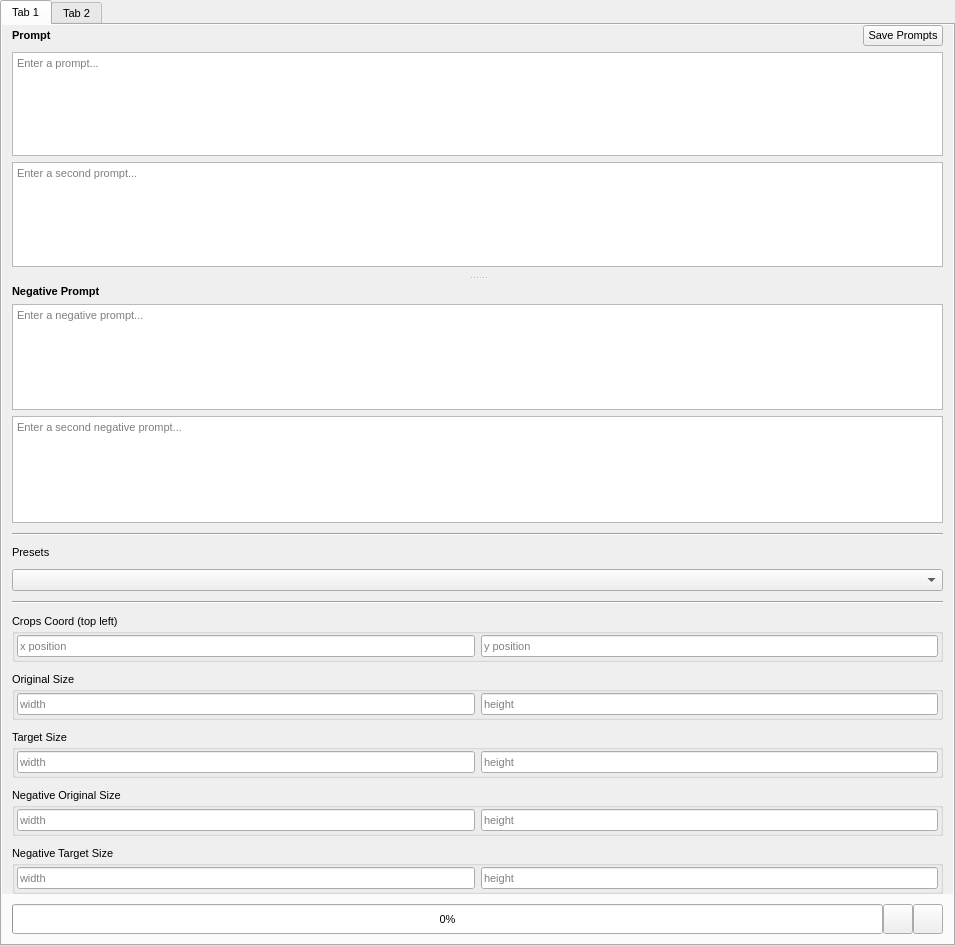
Above: src/airunner/widgets/generator_form/templates/generatorform.ui from Capsize-Games/airunner before the change. Below: the same form after it.
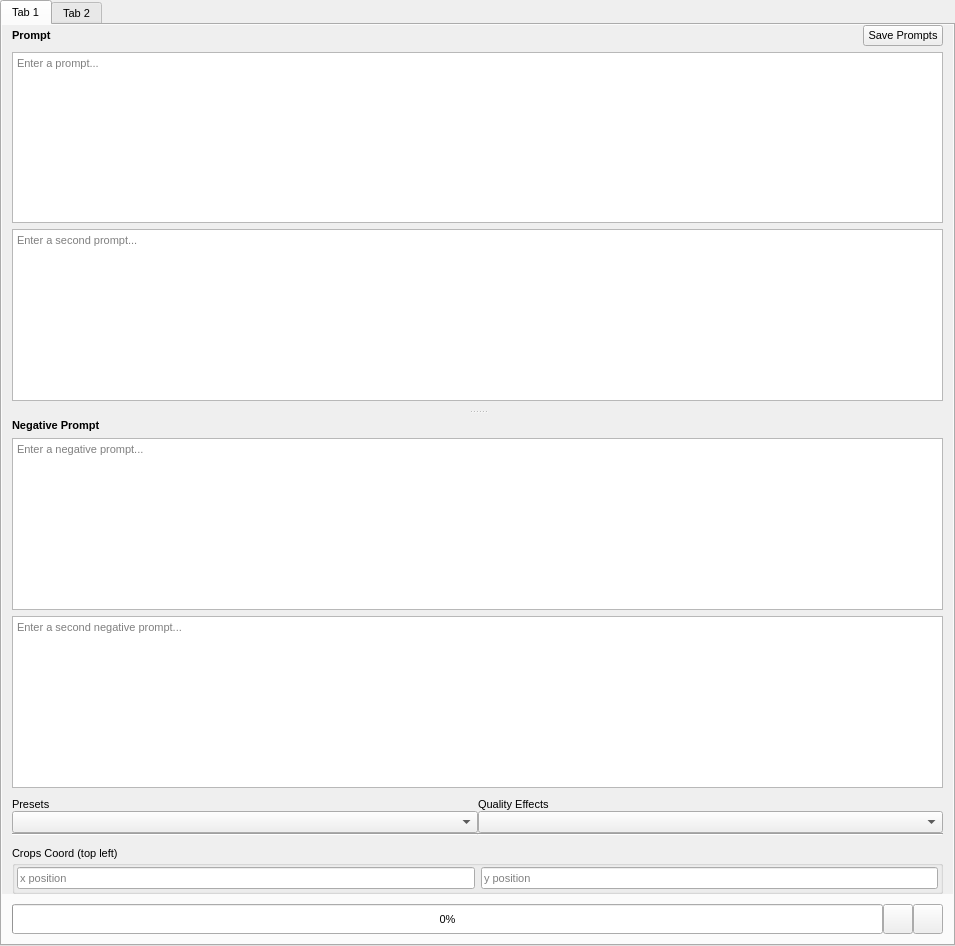
That is the form after the change. Icons and pictures are not drawn. Custom widgets are drawn as their Qt base class.

Patch:
```diff
--- a/src/airunner/widgets/generator_form/templates/generatorform.ui
+++ b/src/airunner/widgets/generator_form/templates/generatorform.ui
@@ -101,6 +101,108 @@
            <property name="verticalSpacing">
             <number>10</number>
            </property>
+           <item row="11" column="0">
+            <widget class="QGroupBox" name="croops_coord_top_left_groupbox">
+             <property name="title">
+              <string>Crops Coord (top left)</string>
+             </property>
+             <layout class="QHBoxLayout" name="horizontalLayout_2">
+              <property name="leftMargin">
+               <number>2</number>
+              </property>
+              <property name="topMargin">
+               <number>2</number>
+              </property>
+              <property name="rightMargin">
+               <number>2</number>
+              </property>
+              <property name="bottomMargin">
+               <number>2</number>
+              </property>
+              <item>
+               <widget class="QLineEdit" name="crops_coord_top_left_x">
+                <property name="placeholderText">
+                 <string>x position</string>
+                </property>
+               </widget>
+              </item>
+              <item>
+               <widget class="QLineEdit" name="crops_coord_top_left_y">
+                <property name="placeholderText">
+                 <string>y position</string>
+                </property>
+               </widget>
+              </item>
+             </layout>
+            </widget>
+           </item>
+           <item row="2" column="0">
+            <layout class="QHBoxLayout" name="horizontalLayout">
+             <item>
+              <layout class="QVBoxLayout" name="verticalLayout">
+               <item>
+                <widget class="QLabel" name="label_2">
+                 <property name="text">
+                  <string>Presets</string>
+                 </property>
+                </widget>
+               </item>
+               <item>
+                <widget class="QComboBox" name="image_presets"/>
+               </item>
+               <item>
+                <widget class="Line" name="line_2">
+                 <property name="orientation">
+                  <enum>Qt::Orientation::Horizontal</enum>
+                 </property>
+                </widget>
+               </item>
+              </layout>
+             </item>
+             <item>
+              <layout class="QVBoxLayout" name="verticalLayout_2">
+               <item>
+                <widget class="QLabel" name="label_3">
+                 <property name="text">
+                  <string>Quality Effects</string>
+                 </property>
+                </widget>
+               </item>
+               <item>
+                <widget class="QComboBox" name="quality_effects">
+                 <item>
+                  <property name="text">
+                   <string/>
+                  </property>
+                 </item>
+                 <item>
+                  <property name="text">
+                   <string>Normal</string>
+                  </property>
+                 </item>
+                 <item>
+                  <property name="text">
+                   <string>Upscaled</string>
+                  </property>
+                 </item>
+                 <item>
+                  <property name="text">
+                   <string>Downscaled</string>
+                  </property>
+                 </item>
+                </widget>
+               </item>
+               <item>
+                <widget class="Line" name="line">
+                 <property name="orientation">
+                  <enum>Qt::Orientation::Horizontal</enum>
+                 </property>
+                </widget>
+               </item>
+              </layout>
+             </item>
+            </layout>
+           </item>
            <item row="0" column="0">
             <widget class="QSplitter" name="generator_form_splitter">
              <property name="orientation">
@@ -221,205 +323,6 @@
              </widget>
             </widget>
            </item>
-           <item row="1" column="0">
-            <widget class="Line" name="line_2">
-             <property name="orientation">
-              <enum>Qt::Orientation::Horizontal</enum>
-             </property>
-            </widget>
-           </item>
-           <item row="2" column="0">
-            <widget class="QLabel" name="label_2">
-             <property name="text">
-              <string>Presets</string>
-             </property>
-            </widget>
-           </item>
-           <item row="3" column="0">
-            <widget class="QComboBox" name="image_presets"/>
-           </item>
-           <item row="4" column="0">
-            <widget class="Line" name="line">
-             <property name="orientation">
-              <enum>Qt::Orientation::Horizontal</enum>
-             </property>
-            </widget>
-           </item>
-           <item row="5" column="0">
-            <widget class="QGroupBox" name="croops_coord_top_left_groupbox">
-             <property name="title">
-              <string>Crops Coord (top left)</string>
-             </property>
-             <layout class="QHBoxLayout" name="horizontalLayout_2">
-              <property name="leftMargin">
-               <number>2</number>
-              </property>
-              <property name="topMargin">
-               <number>2</number>
-              </property>
-              <property name="rightMargin">
-               <number>2</number>
-              </property>
-              <property name="bottomMargin">
-               <number>2</number>
-              </property>
-              <item>
-               <widget class="QLineEdit" name="crops_coord_top_left_x">
-                <property name="placeholderText">
-                 <string>x position</string>
-                </property>
-               </widget>
-              </item>
-              <item>
-               <widget class="QLineEdit" name="crops_coord_top_left_y">
-                <property name="placeholderText">
-                 <string>y position</string>
-                </property>
-               </widget>
-              </item>
-             </layout>
-            </widget>
-           </item>
-           <item row="6" column="0">
-            <widget class="QGroupBox" name="original_size_groupbox">
-             <property name="title">
-              <string>Original Size</string>
-             </property>
-             <layout class="QHBoxLayout" name="horizontalLayout_4">
-              <property name="leftMargin">
-               <number>2</number>
-              </property>
-              <property name="topMargin">
-               <number>2</number>
-              </property>
-              <property name="rightMargin">
-               <number>2</number>
-              </property>
-              <property name="bottomMargin">
-               <number>2</number>
-              </property>
-              <item>
-               <widget class="QLineEdit" name="original_size_x">
-                <property name="placeholderText">
-                 <string>width</string>
-                </property>
-               </widget>
-              </item>
-              <item>
-               <widget class="QLineEdit" name="original_size_y">
-                <property name="placeholderText">
-                 <string>height</string>
-                </property>
-               </widget>
-              </item>
-             </layout>
-            </widget>
-           </item>
-           <item row="7" column="0">
-            <widget class="QGroupBox" name="target_size_groupbox">
-             <property name="title">
-              <string>Target Size</string>
-             </property>
-             <layout class="QHBoxLayout" name="horizontalLayout_3">
-              <property name="leftMargin">
-               <number>2</number>
-              </property>
-              <property name="topMargin">
-               <number>2</number>
-              </property>
-              <property name="rightMargin">
-               <number>2</number>
-              </property>
-              <property name="bottomMargin">
-               <number>2</number>
-              </property>
-              <item>
-               <widget class="QLineEdit" name="target_size_x">
-                <property name="placeholderText">
-                 <string>width</string>
-                </property>
-               </widget>
-              </item>
-              <item>
-               <widget class="QLineEdit" name="target_size_y">
-                <property name="placeholderText">
-                 <string>height</string>
-                </property>
-               </widget>
-              </item>
-             </layout>
-            </widget>
-           </item>
-           <item row="8" column="0">
-            <widget class="QGroupBox" name="negative_original_size_groupbox">
-             <property name="title">
-              <string>Negative Original Size</string>
-             </property>
-             <layout class="QHBoxLayout" name="horizontalLayout_5">
-              <property name="leftMargin">
-               <number>2</number>
-              </property>
-              <property name="topMargin">
-               <number>2</number>
-              </property>
-              <property name="rightMargin">
-               <number>2</number>
-              </property>
-              <property name="bottomMargin">
-               <number>2</number>
-              </property>
-              <item>
-               <widget class="QLineEdit" name="negative_original_size_x">
-                <property name="placeholderText">
-                 <string>width</string>
-                </property>
-               </widget>
-              </item>
-              <item>
-               <widget class="QLineEdit" name="negative_original_size_y">
-                <property name="placeholderText">
-                 <string>height</string>
-                </property>
-               </widget>
-              </item>
-             </layout>
-            </widget>
-           </item>
-           <item row="9" column="0">
-            <widget class="QGroupBox" name="negative_target_size_groupbox">
-             <property name="title">
-              <string>Negative Target Size</string>
-             </property>
-             <layout class="QHBoxLayout" name="horizontalLayout">
-              <property name="leftMargin">
-               <number>2</number>
-              </property>
-              <property name="topMargin">
-               <number>2</number>
-              </property>
-              <property name="rightMargin">
-               <number>2</number>
-              </property>
-              <property name="bottomMargin">
-               <number>2</number>
-              </property>
-              <item>
-               <widget class="QLineEdit" name="negative_target_size_x">
-                <property name="placeholderText">
-                 <string>width</string>
-                </property>
-               </widget>
-              </item>
-              <item>
-               <widget class="QLineEdit" name="negative_target_size_y">
-                <property name="placeholderText">
-                 <string>height</string>
-                </property>
-               </widget>
-              </item>
-             </layout>
-            </widget>
-           </item>
           </layout>
          </widget>
         </widget>
```
Left out of the diff: 46 changed lines with no effect on the pictures.
